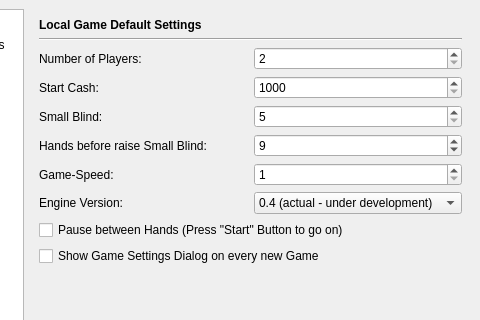
Above: src/gui/qt/settingsdialog.ui from pokerth/pokerth before the change; both pictures show x 135 to 615 and y 0 to 320 of the 615 by 434 pixel window. Below: the same form after it.
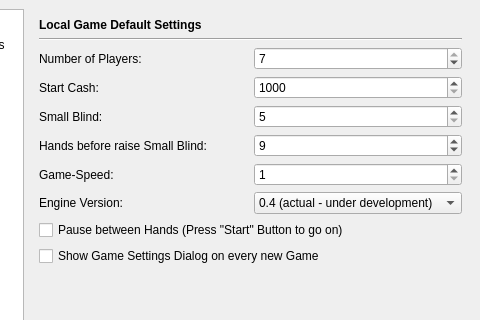
That is the form after the change. The open tabs and pages were chosen to show the change. Icons and pictures are not drawn.

```diff
--- a/src/gui/qt/settingsdialog.ui
+++ b/src/gui/qt/settingsdialog.ui
@@ -227,11 +227,14 @@
        <item row="2" column="1" >
         <widget class="QSpinBox" name="spinBox_quantityPlayers" >
          <property name="maximum" >
-          <number>5</number>
+          <number>7</number>
          </property>
          <property name="minimum" >
           <number>2</number>
          </property>
+         <property name="value" >
+          <number>7</number>
+         </property>
         </widget>
        </item>
        <item row="5" column="0" >
```
Left out of the diff: 5 changed lines with no effect on the pictures.
